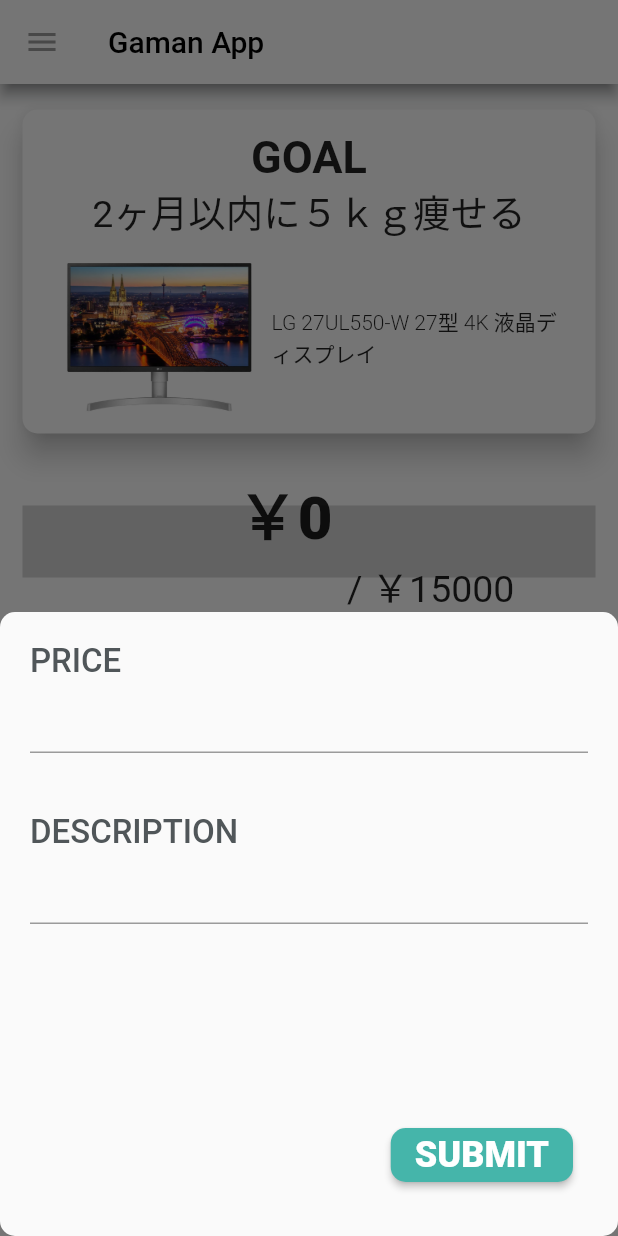
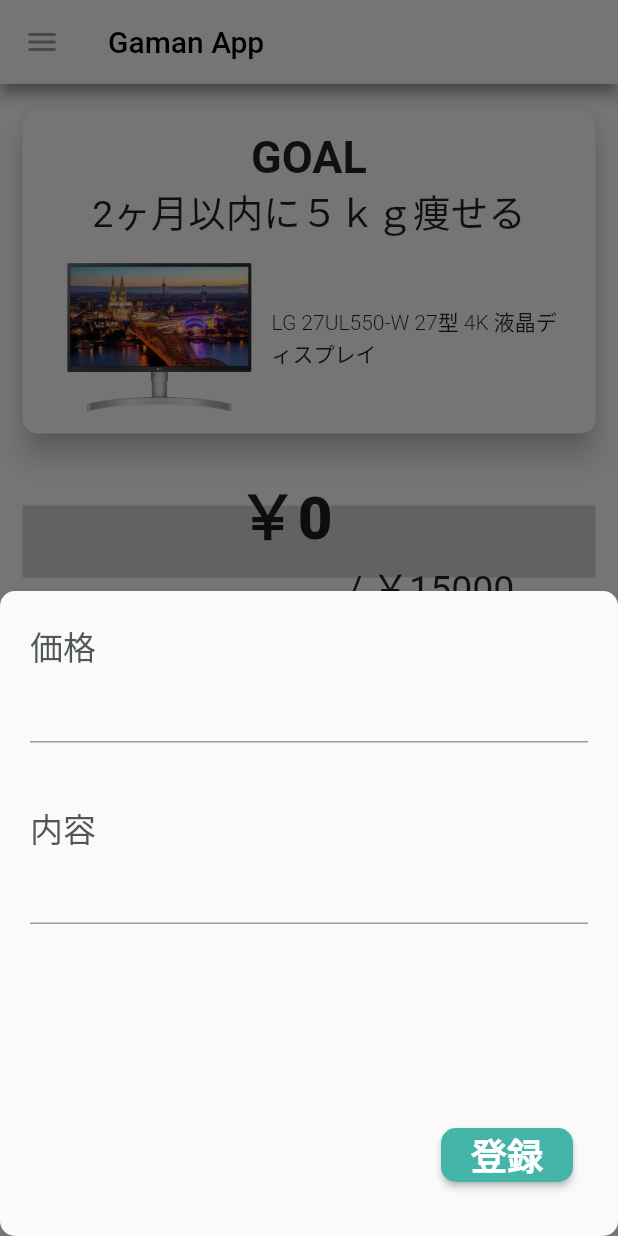
Before and after one commit to gaiax/my_gaman_app, a Flutter app: the HomePage screen opened directly, after a tap on "GAMAN", on a phone screen of 412 x 824 dp. Run offline on Flutter 3.47's test engine with Material 2 defaults, Android fonts, the phone set to English and light mode, and no system bars; our stand-ins replace cloud_firestore, firebase_auth, firebase_core, firebase_database, firebase_storage; missing offline and left inert: wave_progress_widget; accounts and stored records are empty; Roboto replaces fonts that are missing (Yu Gothic).

Commit message:
使っていないimportや変数を削除

```diff
--- a/lib/home.dart
+++ b/lib/home.dart
@@ -1,13 +1,8 @@
-import 'package:firebase_core/firebase_core.dart';
-import 'package:firebase_database/firebase_database.dart';
 import 'package:firebase_auth/firebase_auth.dart';
 import 'package:flutter/material.dart';
 import 'package:cloud_firestore/cloud_firestore.dart';
 import 'package:wave_progress_widget/wave_progress.dart';
 import 'package:intl/intl.dart';
-
-import 'signup.dart';
-import 'login.dart';
 
 class HomePage extends StatefulWidget {
   @override
@@ -25,9 +20,6 @@ class _HomePageState extends State<HomePage> {
   var goal = '2ヶ月以内に５ｋｇ痩せる';
   var wantThingIMG = 'image/display.jpg';
   var wantThing = 'LG 27UL550-W 27型 4K 液晶ディスプレイ';
-
-  var username = 'USERNAME';
-  var email = 'email-address';
 
   var _currentValue = 0.0;
   var saving = 0;
@@ -230,7 +222,7 @@ class _HomePageState extends State<HomePage> {
           mainAxisSize: MainAxisSize.min,
           children: <Widget>[
             Text(
-              'PRICE',
+              '価格',
               style: TextStyle(
                 fontSize: 22.0,
                 fontWeight: FontWeight.w500,
@@ -247,7 +239,7 @@ class _HomePageState extends State<HomePage> {
             ),
             SizedBox(height: 40.0),
             Text(
-              'DESCRIPTION',
+              '内容',
               style: TextStyle(
                 fontSize: 22.0,
                 fontWeight: FontWeight.w500,
@@ -267,7 +259,7 @@ class _HomePageState extends State<HomePage> {
               padding: EdgeInsets.all(10.0),
               child: RaisedButton(
                 child: Text(
-                  'SUBMIT',
+                  '登録',
                   style: TextStyle(
                     color: Colors.white,
                     fontSize: 24.0,
```
Also changed, not shown: lib/goalset.dart (+0 -9 lines).
